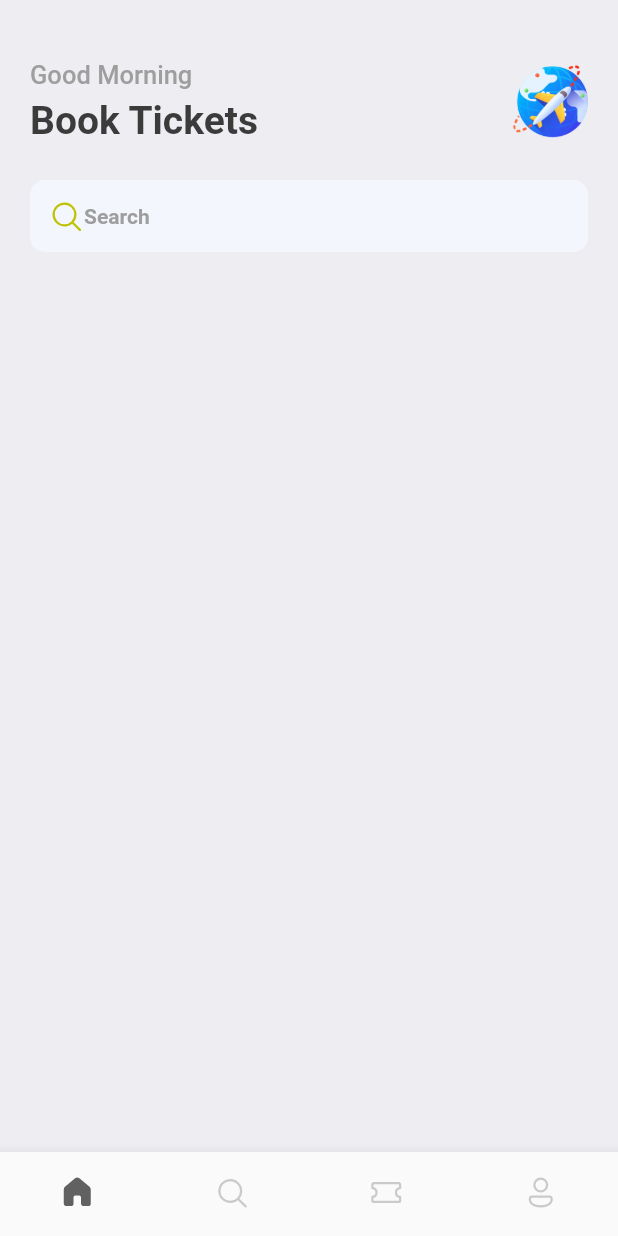
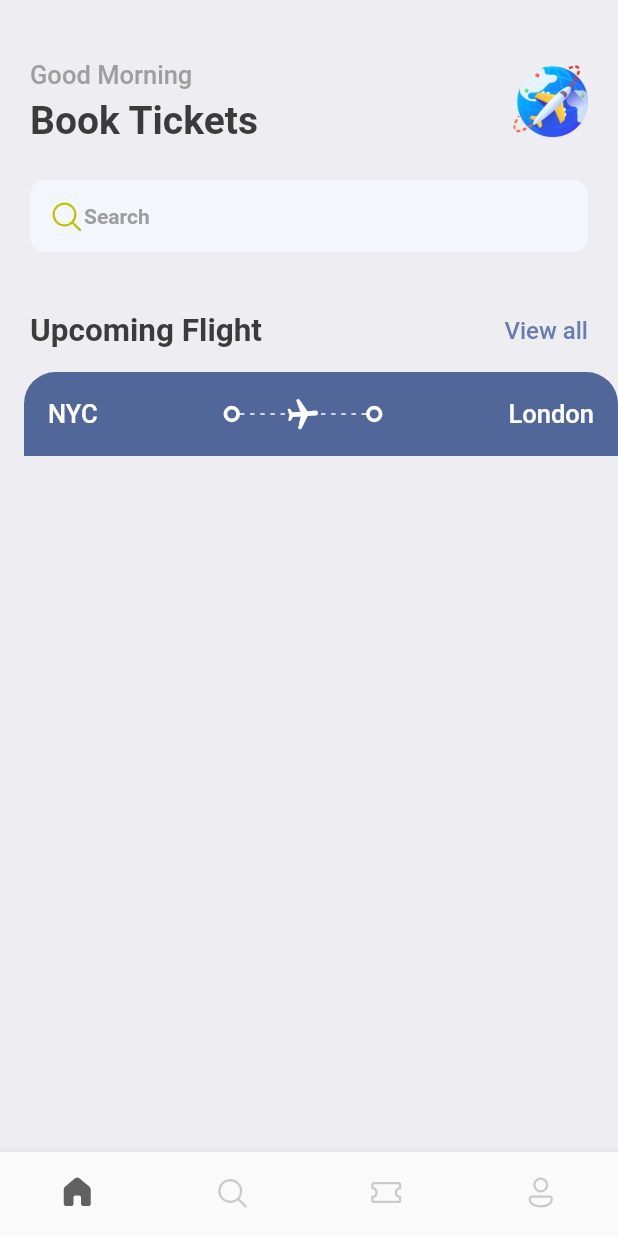
Before and after one commit to NGOMNGOM/Ticket-Booking-App, a Flutter app: the screen it shows after launch, on a phone screen of 412 x 824 dp. Run offline on Flutter 3.47's test engine with Material 2 defaults, Android fonts, the phone set to English and light mode, and no system bars; our stand-ins replace fluentui_icons, gap.

Commit message:
Ticket 1
NYC เส้นประ London

```diff
--- a/ticket_booking_app/lib/screens/home_screen.dart
+++ b/ticket_booking_app/lib/screens/home_screen.dart
@@ -1,6 +1,8 @@
 import 'package:fluentui_icons/fluentui_icons.dart';
 import 'package:flutter/material.dart';
 import 'package:gap/gap.dart';
+import 'package:ticket_booking_app/screens/ticket_view.dart';
+import 'package:ticket_booking_app/widgets/thick_container.dart';
 
 import '../utils/style.dart';
 
@@ -59,9 +61,28 @@ class HomeScreen extends StatelessWidget {
                           Text("Search", style: Style.headLineStlye4)
                         ],
                       ),
-                    )
+                    ),
+                    const Gap(40),
+                    Row(
+                        mainAxisAlignment: MainAxisAlignment.spaceBetween,
+                        children: [
+                          Text(
+                            "Upcoming Flight",
+                            style: Style.headLineStlye2,
+                          ),
+                          InkWell(
+                            onTap: () {
+                              print("Tapped");
+                            },
+                            child: Text("View all",
+                                style: Style.textStlye
+                                    .copyWith(color: Style.primaryColor)),
+                          )
+                        ]),
                   ],
-                ))
+                )),
+            const Gap(15),
+            TicketView()
           ],
         ));
   }
--- /dev/null
+++ b/ticket_booking_app/lib/screens/ticket_view.dart
@@ -0,0 +1,86 @@
+import 'package:flutter/material.dart';
+import 'package:ticket_booking_app/utils/app_layout.dart';
+
+import '../utils/style.dart';
+import '../widgets/thick_container.dart';
+
+class TicketView extends StatelessWidget {
+  const TicketView({super.key});
+
+  @override
+  Widget build(BuildContext context) {
+    final size = AppLayout.getSize(context);
+    return SizedBox(
+      width: size.width,
+      height: 200,
+      child: Container(
+        margin: const EdgeInsets.only(left: 16),
+        child: Column(
+          children: [
+            Container(
+                padding: const EdgeInsets.all(16),
+                decoration: const BoxDecoration(
+                    color: Color(0xFF526799),
+                    borderRadius: BorderRadius.only(
+                        topLeft: Radius.circular(21),
+                        topRight: Radius.circular(21))),
+                child: Column(
+                  children: [
+                    Row(
+                      children: [
+                        Text(
+                          "NYC",
+                          style: Style.headLineStlye3
+                              .copyWith(color: Colors.white),
+                        ),
+                        const Spacer(),
+                        ThickContainer(),
+                        Expanded(
+                          child: Stack(
+                            children: [
+                              SizedBox(
+                                height: 24,
+                                child: LayoutBuilder(
+                                    builder: (context, constraints) {
+                                  return Flex(
+                                    direction: Axis.horizontal,
+                                    mainAxisAlignment:
+                                        MainAxisAlignment.spaceBetween,
+                                    children: List.generate(
+                                        (constraints.constrainWidth() / 6)
+                                            .floor(),
+                                        (index) => const SizedBox(
+                                              width: 3,
+                                              height: 1,
+                                              child: DecoratedBox(
+                                                decoration: BoxDecoration(
+                                                    color: Colors.white),
+                                              ),
+                                            )),
+                                  );
+                                }),
+                              ),
+                              Center(
+                                child: Transform.rotate(
+                                    angle: 1.5,
+                                    child: Icon(Icons.local_airport_rounded,
+                                        color: Colors.white)),
+                              )
+                            ],
+                          ),
+                        ),
+                        ThickContainer(),
+                        const Spacer(),
+                        Text("London",
+                            style: Style.headLineStlye3
+                                .copyWith(color: Colors.white))
+                      ],
+                    )
+                  ],
+                ))
+          ],
+        ),
+      ),
+    ); // ใช้ SizedBox เพราะ Ticket มีขนาดเฉพาะ
+  }
+}
--- /dev/null
+++ b/ticket_booking_app/lib/utils/app_layout.dart
@@ -0,0 +1,7 @@
+import 'package:flutter/material.dart';
+
+class AppLayout {
+  static getSize(BuildContext context) {
+    return MediaQuery.of(context).size;
+  }
+}
--- /dev/null
+++ b/ticket_booking_app/lib/widgets/thick_container.dart
@@ -0,0 +1,15 @@
+import 'package:flutter/material.dart';
+
+class ThickContainer extends StatelessWidget {
+  const ThickContainer({super.key});
+
+  @override
+  Widget build(BuildContext context) {
+    return Container(
+      padding: EdgeInsets.all(3),
+      decoration: BoxDecoration(
+          borderRadius: BorderRadius.circular(20),
+          border: Border.all(width: 2.5, color: Colors.white)),
+    );
+  }
+}
```
